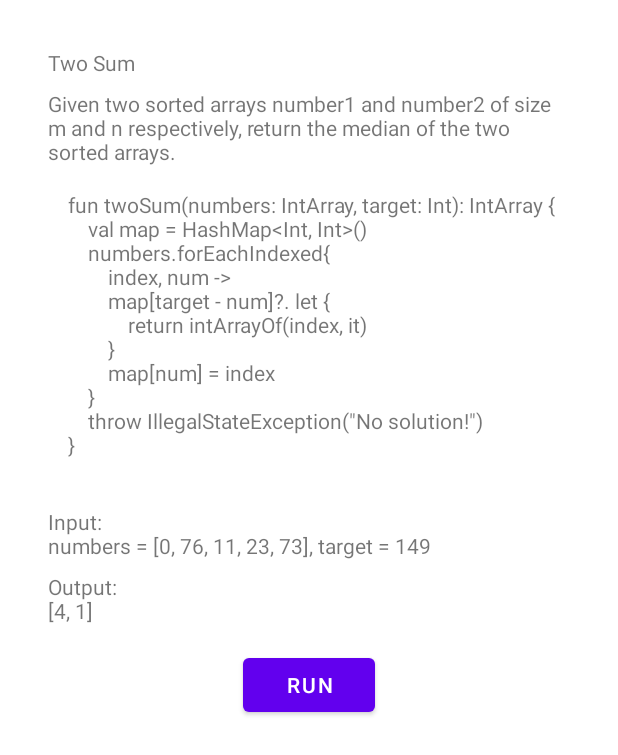
After one commit to Deathhit/MyLeetCodeSolutions, an Android app: the fragment AddTwoNumbersFragment shown on its own in the app's theme, on a phone screen of 412 x 824 dp. The commit adds this screen. Shown: the top 755 px of the screen. Run offline under Robolectric (Android 15) with nearby library versions, the phone set to English and light mode, and no system bars.

Commit message:
Add TwoNumbersFragment.

```diff
--- /dev/null
+++ b/app/src/main/java/com/deathhit/myleetcodesolutions/add_two_numbers/AddTwoNumbersFragment.kt
@@ -0,0 +1,88 @@
+package com.deathhit.myleetcodesolutions.add_two_numbers
+
+import android.os.Bundle
+import android.view.LayoutInflater
+import android.view.View
+import android.view.ViewGroup
+import android.widget.Button
+import android.widget.TextView
+import androidx.fragment.app.viewModels
+import com.deathhit.framework.toolbox.StateFragment
+import com.deathhit.myleetcodesolutions.R
+
+class AddTwoNumbersFragment : StateFragment<AddTwoNumbersViewModel.State, AddTwoNumbersViewModel>() {
+    companion object {
+        private const val ID_BTN_RUN = R.id.button_run
+        private const val ID_TEXT_CODE = R.id.textView_code
+        private const val ID_TEXT_INPUT = R.id.textView_input
+        private const val ID_TEXT_OUTPUT = R.id.textView_output
+        private const val LAYOUT = R.layout.fragment_two_sum
+
+        fun create(): AddTwoNumbersFragment = AddTwoNumbersFragment()
+    }
+
+    private val onRunListener: View.OnClickListener = View.OnClickListener {
+        viewModel.run()
+    }
+
+    private var btnRun: Button? = null
+    private var textCode: TextView? = null
+    private var textInput: TextView? = null
+    private var textOutput: TextView? = null
+
+    override fun onCreate(savedInstanceState: Bundle?) {
+        super.onCreate(savedInstanceState)
+        viewModel.run()
+    }
+
+    override fun onCreateView(
+        inflater: LayoutInflater,
+        container: ViewGroup?,
+        savedInstanceState: Bundle?
+    ): View? {
+        return inflater.inflate(LAYOUT, container, false)
+    }
+
+    override fun onViewCreated(view: View, savedInstanceState: Bundle?) {
+        super.onViewCreated(view, savedInstanceState)
+        btnRun = view.findViewById(ID_BTN_RUN)
+        textCode = view.findViewById(ID_TEXT_CODE)
+        textInput = view.findViewById(ID_TEXT_INPUT)
+        textOutput = view.findViewById(ID_TEXT_OUTPUT)
+
+        viewModel.getStateLiveData().observe(viewLifecycleOwner, { state ->
+            state.statusCode.signForStatus(this)?.let { textCode?.text = it }
+            state.statusInput.signForStatus(this)?.let { textInput?.text = it }
+            state.statusOutput.signForStatus(this)?.let { textOutput?.text = it }
+        })
+
+        viewModel.showCode()
+    }
+
+    override fun onResume() {
+        super.onResume()
+        btnRun?.setOnClickListener(onRunListener)
+    }
+
+    override fun onPause() {
+        super.onPause()
+        btnRun?.setOnClickListener(null)
+    }
+
+    override fun onDestroyView() {
+        super.onDestroyView()
+        btnRun = null
+        textCode = null
+        textInput = null
+        textOutput = null
+    }
+
+    override fun createViewModel(args: Bundle): AddTwoNumbersViewModel {
+        val viewModelAdd: AddTwoNumbersViewModel by viewModels()
+        return viewModelAdd
+    }
+
+    override fun onSaveViewModelArgs(args: Bundle) {
+
+    }
+}
--- /dev/null
+++ b/app/src/main/java/com/deathhit/myleetcodesolutions/add_two_numbers/AddTwoNumbersViewModel.kt
@@ -0,0 +1,96 @@
+package com.deathhit.myleetcodesolutions.add_two_numbers
+
+import android.app.Application
+import android.text.Spanned
+import androidx.core.text.HtmlCompat
+import androidx.core.text.HtmlCompat.FROM_HTML_MODE_COMPACT
+import com.deathhit.framework.StatePackage
+import com.deathhit.framework.StateViewModel
+import com.deathhit.framework.Status
+import com.deathhit.myleetcodesolutions.R
+import kotlin.collections.HashMap
+import kotlin.random.Random
+
+class AddTwoNumbersViewModel(application: Application) :
+    StateViewModel<AddTwoNumbersViewModel.State>(application) {
+    class State(
+        val statusCode: Status<Spanned>,
+        val statusInput: Status<String>,
+        val statusOutput: Status<String>
+    )
+
+    companion object {
+        private const val MIN_LENGTH_OF_NUMBERS = 2
+        private const val MAX_LENGTH_OF_NUMBERS = 10
+        private const val MAX_VALUE_OF_NUMBERS = 100
+
+        private const val STRING_CODE = R.string.two_sum_code
+        private const val STRING_INPUT_X = R.string.common_input_x
+        private const val STRING_NUMBERS_X = R.string.two_sum_numbers_x
+        private const val STRING_OUTPUT_X = R.string.common_output_x
+        private const val STRING_TARGET_X = R.string.two_sum_target_x
+    }
+
+    private val statusCode = StatePackage<Spanned>()
+    private val statusInput = StatePackage<String>()
+    private val statusOutput = StatePackage<String>()
+
+    override fun createState(): State = State(statusCode, statusInput, statusOutput)
+
+    fun run() {
+        val numbers = generateNumbers()
+        val target = generateTarget(numbers)
+        val application = getApplication<Application>()
+        val inputText = application.getString(
+            STRING_INPUT_X,
+            application.getString(
+                STRING_NUMBERS_X,
+                numbers.toList().toString()
+            ) + ", " + application.getString(
+                STRING_TARGET_X, target.toString()
+            )
+        )
+        val output = solve(numbers, target)
+        val outputText = application.getString(STRING_OUTPUT_X, output.toList().toString())
+
+        statusInput.content = inputText
+        statusOutput.content = outputText
+        postState()
+    }
+
+    fun showCode() {
+        val application = getApplication<Application>()
+        statusCode.content = HtmlCompat.fromHtml(application.getString(STRING_CODE), FROM_HTML_MODE_COMPACT)
+        postState()
+    }
+
+    private fun generateNumbers(): IntArray {
+        return IntArray(
+            Random.nextInt(
+                MIN_LENGTH_OF_NUMBERS,
+                MAX_LENGTH_OF_NUMBERS
+            )
+        ).map { Random.nextInt(MAX_VALUE_OF_NUMBERS) }
+            .toIntArray()
+    }
+
+    private fun generateTarget(numbers: IntArray): Int {
+        val firstIndex = Random.nextInt(numbers.size)
+        var secondIndex: Int
+        do {
+            secondIndex = Random.nextInt(numbers.size)
+        } while (firstIndex == secondIndex)
+        return numbers[firstIndex] + numbers[secondIndex]
+    }
+
+    private fun solve(numbers: IntArray, target: Int): IntArray {
+        val map = HashMap<Int, Int>()
+        numbers.forEachIndexed { index, num ->
+            map[target - num]?.let {
+                return intArrayOf(index, it)
+            }
+            map[num] = index
+        }
+        throw IllegalStateException("No solution!")
+    }
+}
--- /dev/null
+++ b/app/src/main/java/com/deathhit/myleetcodesolutions/add_two_numbers/ListNode.kt
@@ -0,0 +1,5 @@
+package com.deathhit.myleetcodesolutions.add_two_numbers
+
+class ListNode(var value: Int) {
+    var next: ListNode? = null
+}
--- a/app/src/main/java/com/deathhit/myleetcodesolutions/base/enum_type/Question.kt
+++ b/app/src/main/java/com/deathhit/myleetcodesolutions/base/enum_type/Question.kt
@@ -1,5 +1,6 @@
 package com.deathhit.myleetcodesolutions.base.enum_type
 
 enum class Question {
-    TWO_SUM
+    TWO_SUM,
+    ADD_TWO_NUMBERS
 }
--- a/app/src/main/java/com/deathhit/myleetcodesolutions/base/model/QuestionVO.kt
+++ b/app/src/main/java/com/deathhit/myleetcodesolutions/base/model/QuestionVO.kt
@@ -9,10 +9,12 @@ import kotlinx.parcelize.Parcelize
 @Parcelize
 data class QuestionVO(val name: String, val question: Question) : Parcelable {
     companion object {
+        private const val STRING_ADD_TWO_NUMBERS = R.string.question_vo_add_two_numbers
         private const val STRING_TWO_SUM = R.string.question_vo_two_sum
 
         fun valueOf(context: Context, question: Question): QuestionVO {
             return when(question) {
+                Question.ADD_TWO_NUMBERS -> QuestionVO(context.getString(STRING_ADD_TWO_NUMBERS), question)
                 Question.TWO_SUM -> QuestionVO(context.getString(STRING_TWO_SUM), question)
             }
         }
```
Also changed, not shown: app/src/main/res/layout/fragment_add_two_numbers.xml (added, +74 -0 lines), app/src/main/res/layout/item_question.xml (+13 -1 lines), app/src/main/res/values/strings.xml (+9 -2 lines).
